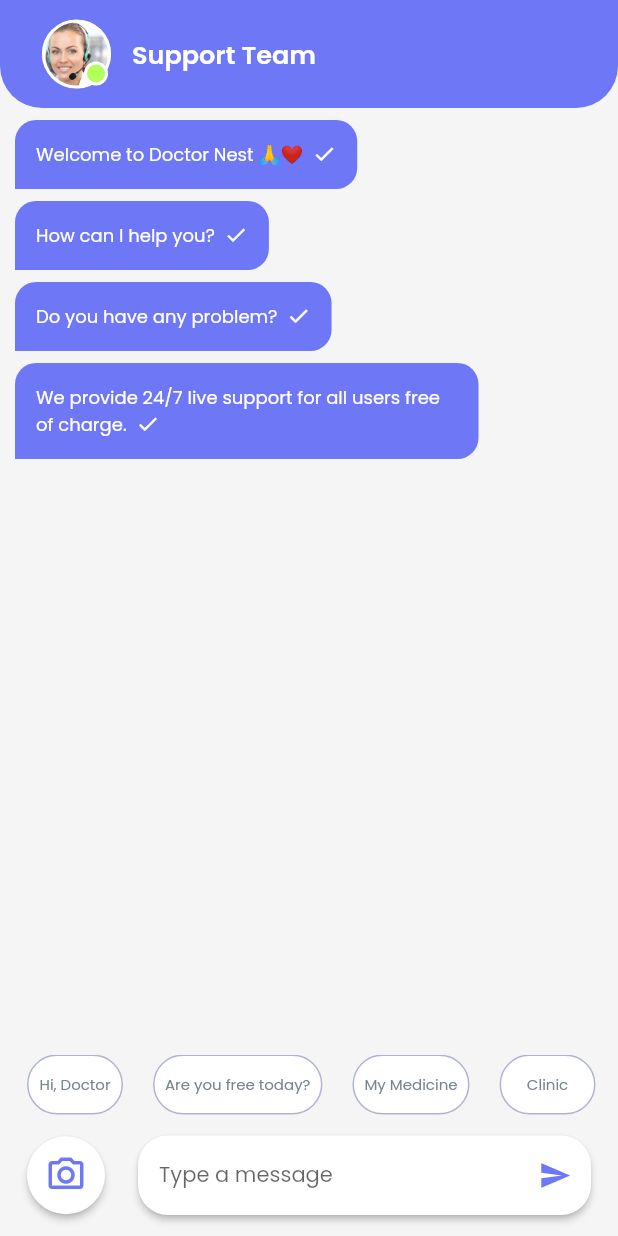
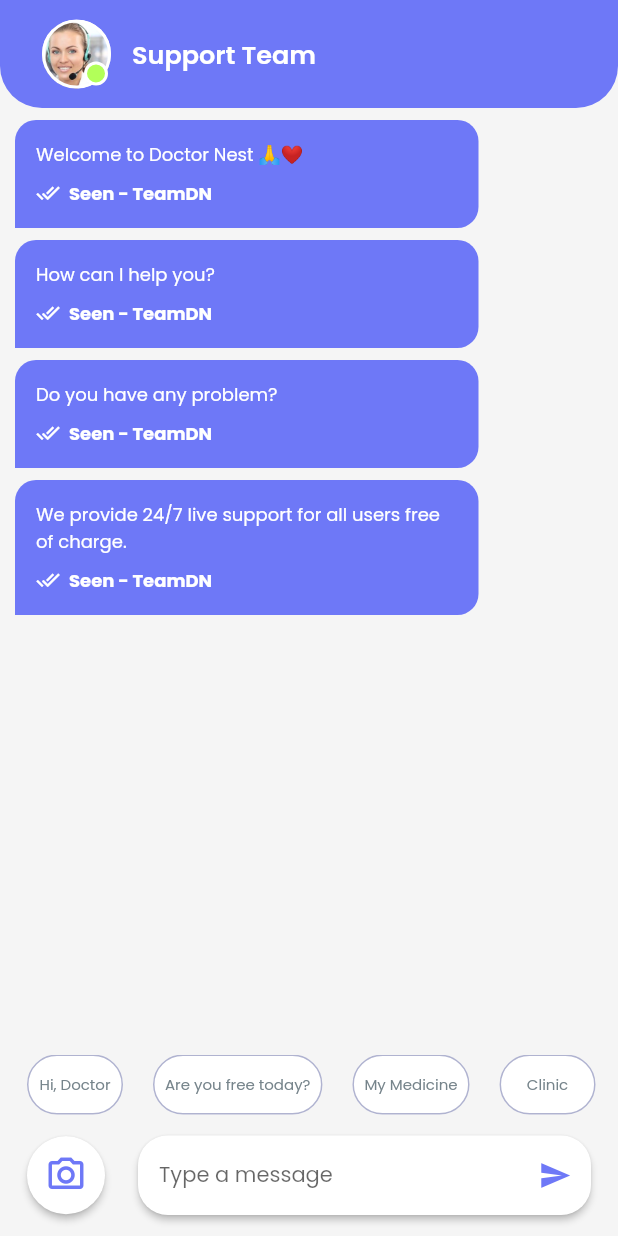
Before and after one commit to manuka99/health-care-app, a Flutter app: the SupportChat screen opened directly, after a tap on "Hi, Doctor", on a phone screen of 412 x 824 dp. Run offline on Flutter 3.47's test engine with Material 2 defaults, Android fonts, the phone set to English and light mode, and no system bars; our stand-ins replace cloud_firestore, firebase_auth, firebase_core, flutter_svg, intro_slider, pin_code_fields and 1 more; missing offline and left inert: flutter_facebook_login; accounts and stored records are empty.

Commit message:
chat fixed system generated

```diff
--- a/lib/models/message.dart
+++ b/lib/models/message.dart
@@ -1,4 +1,5 @@
 import 'package:cloud_firestore/cloud_firestore.dart';
+import 'package:intl/intl.dart';
 
 class Message {
   late String msgID;
@@ -42,4 +43,9 @@
   void setStatus(String status) {
     this.status = status;
   }
+
+  String getFormattedSentDate() {
+    final df = new DateFormat('dd MMM yyyy  hh:mm a');
+    return df.format(this.sendAt);
+  }
 }
--- a/lib/pages/chat/messages_body.dart
+++ b/lib/pages/chat/messages_body.dart
@@ -219,31 +219,48 @@
               color: CustomColors.bg_grey),
           child: InkWell(
               onLongPress: () => deleteMSGAlertDialog(context, message.msgID),
-              child: RichText(
-                text: TextSpan(
+              child: Column(
                 children: [
-                    TextSpan(
-                      text: message.message,
+                  Container(
+                    alignment: Alignment.centerRight,
+                    child: Text(
+                      message.message,
+                      textAlign: TextAlign.right,
                       style: TextStyle(
                         fontFamily: "Poppins",
                         fontSize: 12,
                       ),
                     ),
+                  ),
+                  SizedBox(height: 8),
+                  Container(
+                    alignment: Alignment.centerRight,
+                    child: RichText(
+                      text: TextSpan(
+                        children: [
+                          TextSpan(
+                            text: message.getFormattedSentDate(),
+                            style: TextStyle(
+                                fontFamily: "Poppins",
+                                fontSize: 12,
+                                fontWeight: FontWeight.bold),
+                          ),
                           WidgetSpan(
                               child: Container(
-                      margin: const EdgeInsets.only(
-                        left: 6,
-                      ),
+                            margin: const EdgeInsets.only(left: 6),
                             child: Icon(
                               message.status == "unsent"
                                   ? Icons.timelapse_sharp
-                            : Icons.check_sharp,
-                        size: 14,
+                                  : Icons.done_all_outlined,
+                              size: 16,
                               color: Colors.white,
                             ),
                           )),
                         ],
                       ),
+                    ),
+                  )
+                ],
               )),
         ),
       );
@@ -271,29 +288,47 @@
                     topRight: Radius.circular(14),
                     bottomRight: Radius.circular(14)),
                 color: CustomColors.app_primary),
+            child: Column(
+              children: [
+                Container(
+                  alignment: Alignment.centerLeft,
+                  child: Text(message.message,
+                      style: TextStyle(
+                        fontFamily: "Poppins",
+                        fontSize: 12,
+                      )),
+                ),
+                SizedBox(height: 8),
+                Container(
+                  alignment: Alignment.centerLeft,
                   child: RichText(
                     text: TextSpan(
                       children: [
-                  TextSpan(
-                    text: message.message,
-                    style: TextStyle(
-                      fontFamily: "Poppins",
-                      fontSize: 12,
-                    ),
-                  ),
                         WidgetSpan(
                             child: Container(
-                    margin: const EdgeInsets.only(left: 6),
+                          margin: const EdgeInsets.only(right: 6),
                           child: Icon(
                             message.status == "unsent"
                                 ? Icons.timelapse_sharp
-                          : Icons.check_sharp,
+                                : Icons.done_all_outlined,
                             size: 16,
                             color: Colors.white,
                           ),
                         )),
+                        TextSpan(
+                          text: message.userID == ''
+                              ? 'Seen - TeamDN'
+                              : message.getFormattedSentDate(),
+                          style: TextStyle(
+                              fontFamily: "Poppins",
+                              fontSize: 12,
+                              fontWeight: FontWeight.bold),
+                        ),
                       ],
                     ),
+                  ),
+                )
+              ],
             )),
       );
     }
--- a/pubspec.yaml
+++ b/pubspec.yaml
@@ -35,6 +35,7 @@
   flutter_facebook_login: ^3.0.0
   firebase_auth: ^3.0.1
   uuid: ^3.0.4
+  intl: ^0.17.0
 
 dev_dependencies:
   flutter_test:
```
Also changed, not shown: pubspec.lock. Lines whose indentation alone changed are shown as unchanged.
